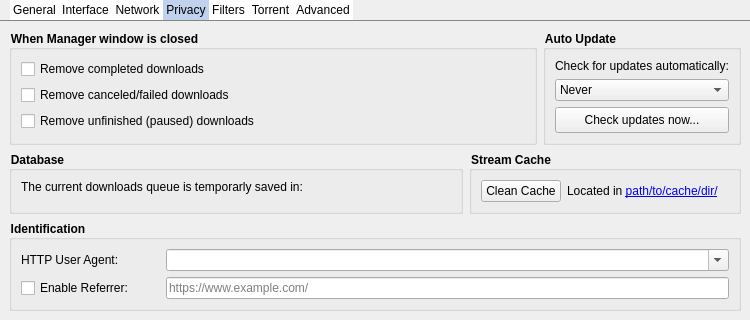
This is src/dialogs/preferencedialog.ui in setvisible/ArrowDL as Qt 5 draws it before an edit; both pictures show x 0 to 750 and y 0 to 320 of the 750 by 530 pixel window. The edited form follows.
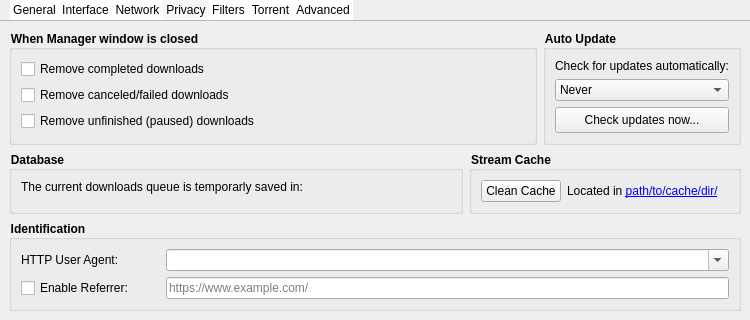
This is the edited form. The open tabs and pages were chosen to show the change. Icons and pictures are not drawn. Custom widgets are drawn as their Qt base class.

Commit message: [UI] Fix color palette, stylesheets and image urls

The edit to the form file:
```diff
--- a/src/dialogs/preferencedialog.ui
+++ b/src/dialogs/preferencedialog.ui
@@ -28,9 +28,6 @@
    </property>
    <item>
     <widget class="QTabWidget" name="tabWidget">
-     <property name="autoFillBackground">
-      <bool>false</bool>
-     </property>
      <property name="styleSheet">
       <string notr="true">/* QGroupBox exposes the title as QString (even if internally its probably a QLabel) */
 QGroupBox {
@@ -38,11 +35,11 @@
 }
 
 QTabWidget {
-    background-color: #ffffff;
+    background-color: palette(base);
 }
 
 QTabWidget::pane { /* The tab widget frame */
-    border-top: 1px solid #848484;
+    border-top: 1px solid palette(mid);
 }
 
 QTabWidget::tab-bar {
@@ -51,18 +48,19 @@
 }
 
 QTabBar::tab {
-	color: #000000;
-    background-color: #ffffff;
+	color: palette(text);
+    background-color: palette(base);
     padding: 3px;
 }
 
 QTabBar::tab:selected {
-    background-color: #c1d2ee;
+    background-color: palette(alternate-base);
 }
 
 QTabBar::tab:hover:!selected {
-    background-color: #e0e8f6;
-}</string>
+    background-color: palette(alternate-base);
+}
+</string>
      </property>
      <property name="currentIndex">
       <number>0</number>
```
Left out of the diff: 139 changed lines with no effect on the pictures. The commit also changes 35 other files.
